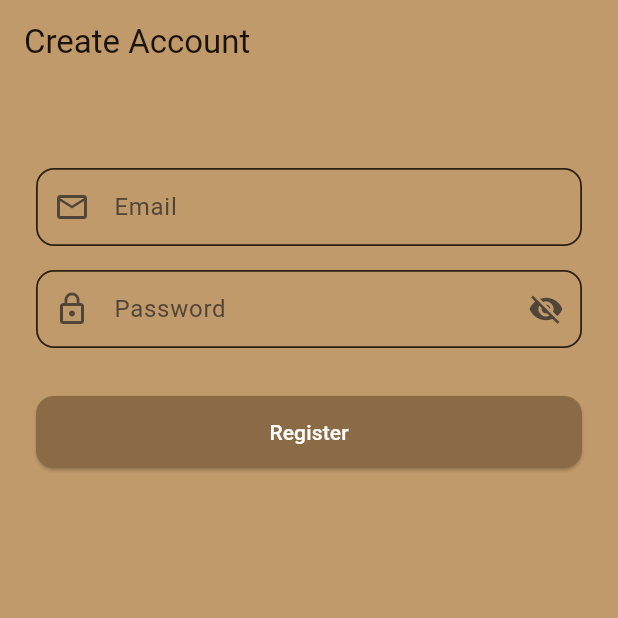
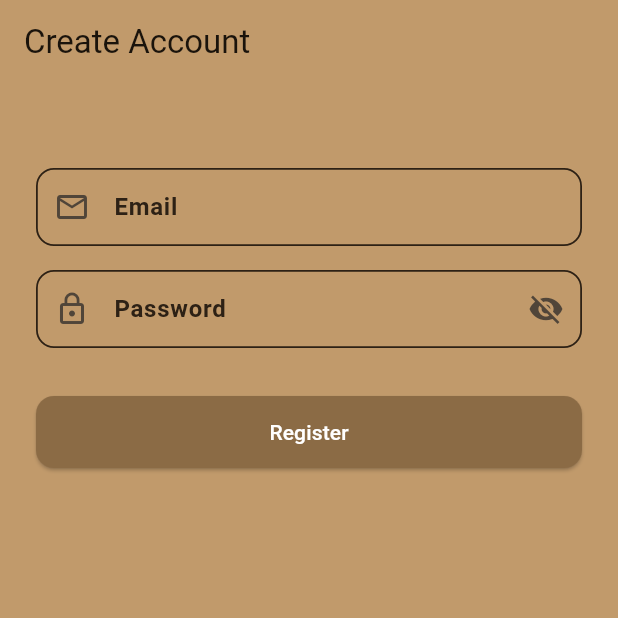
Before and after one commit to MustafaElayyan/Roommater, a Flutter app: the RegisterScreen screen opened by its route, on a phone screen of 412 x 824 dp, the top half of it. Run offline on Flutter 3.47's test engine with Material 3 defaults, Android fonts, the phone set to English and light mode, and no system bars; our stand-ins replace cloud_firestore, firebase_auth, firebase_core, firebase_storage, flutter_riverpod, go_router; accounts and stored records are empty.

Commit message:
fix: improve auth form label contrast in theme
Co-authored-by: MustafaElayyan <165664089+MustafaElayyan@users.noreply.github.com>

```diff
--- a/lib/core/theme/app_theme.dart
+++ b/lib/core/theme/app_theme.dart
@@ -54,6 +54,14 @@ abstract final class AppTheme {
         inputDecorationTheme: InputDecorationTheme(
           border: _lightDefaultInputBorder,
           enabledBorder: _lightDefaultInputBorder,
+          labelStyle: const TextStyle(
+            color: AppColors.textPrimary,
+            fontWeight: FontWeight.w600,
+          ),
+          floatingLabelStyle: const TextStyle(
+            color: AppColors.textPrimary,
+            fontWeight: FontWeight.w700,
+          ),
           focusedBorder: const OutlineInputBorder(
             borderRadius: _inputBorderRadius,
             borderSide: BorderSide(
@@ -115,6 +123,14 @@ abstract final class AppTheme {
         inputDecorationTheme: InputDecorationTheme(
           border: _darkDefaultInputBorder,
           enabledBorder: _darkDefaultInputBorder,
+          labelStyle: const TextStyle(
+            color: Colors.white,
+            fontWeight: FontWeight.w600,
+          ),
+          floatingLabelStyle: const TextStyle(
+            color: Colors.white,
+            fontWeight: FontWeight.w700,
+          ),
           focusedBorder: const OutlineInputBorder(
             borderRadius: _inputBorderRadius,
             borderSide: BorderSide(
```
Also changed, not shown: 1 other file.
